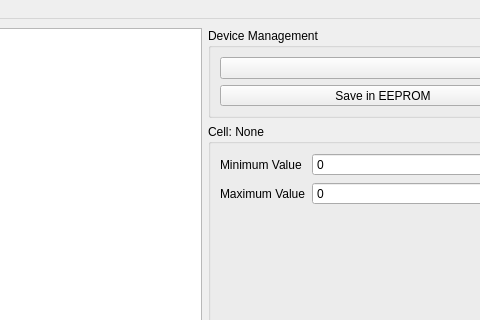
This is tools/calibrator/src/MainWindow.ui in atuleu/giant-midi-keyboard as Qt 5 draws it before an edit; both pictures show x 97 to 577 and y 0 to 320 of the 664 by 649 pixel window. The edited form follows.
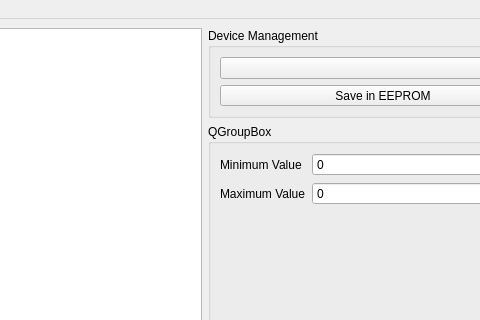
This is the edited form.

The edit to the form file:
```diff
--- a/tools/calibrator/src/MainWindow.ui
+++ b/tools/calibrator/src/MainWindow.ui
@@ -97,7 +97,7 @@
        </size>
       </property>
       <property name="title">
-       <string>Cell: None</string>
+       <string>QGroupBox</string>
       </property>
       <layout class="QFormLayout" name="formLayout">
        <item row="0" column="0">
```
